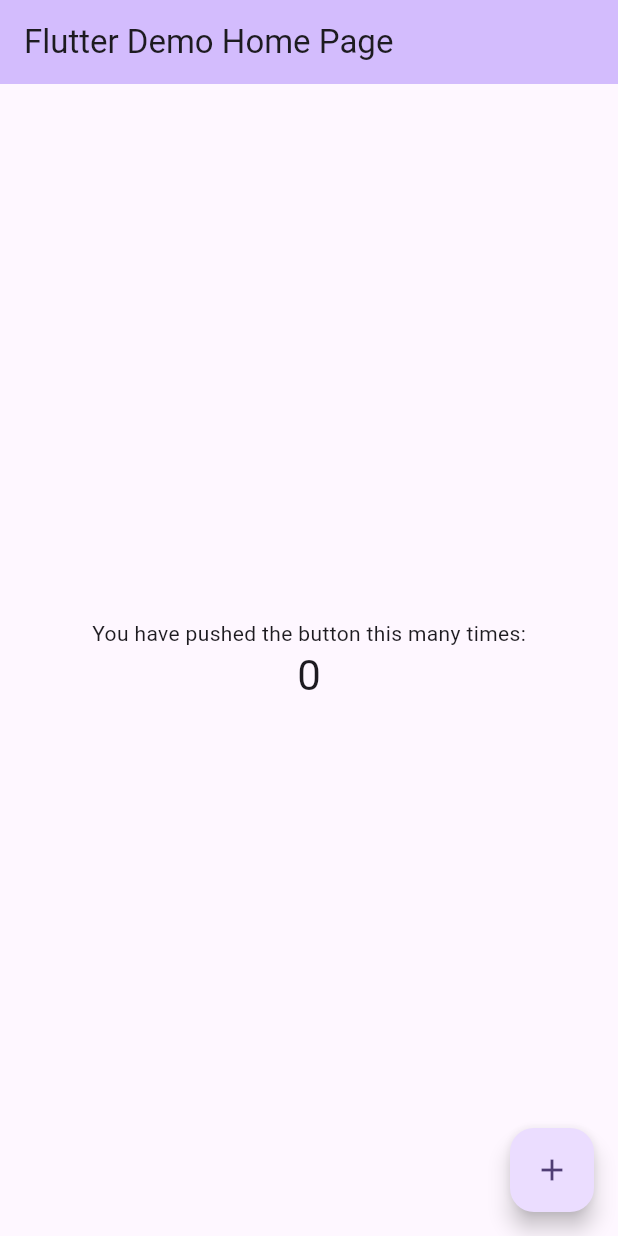
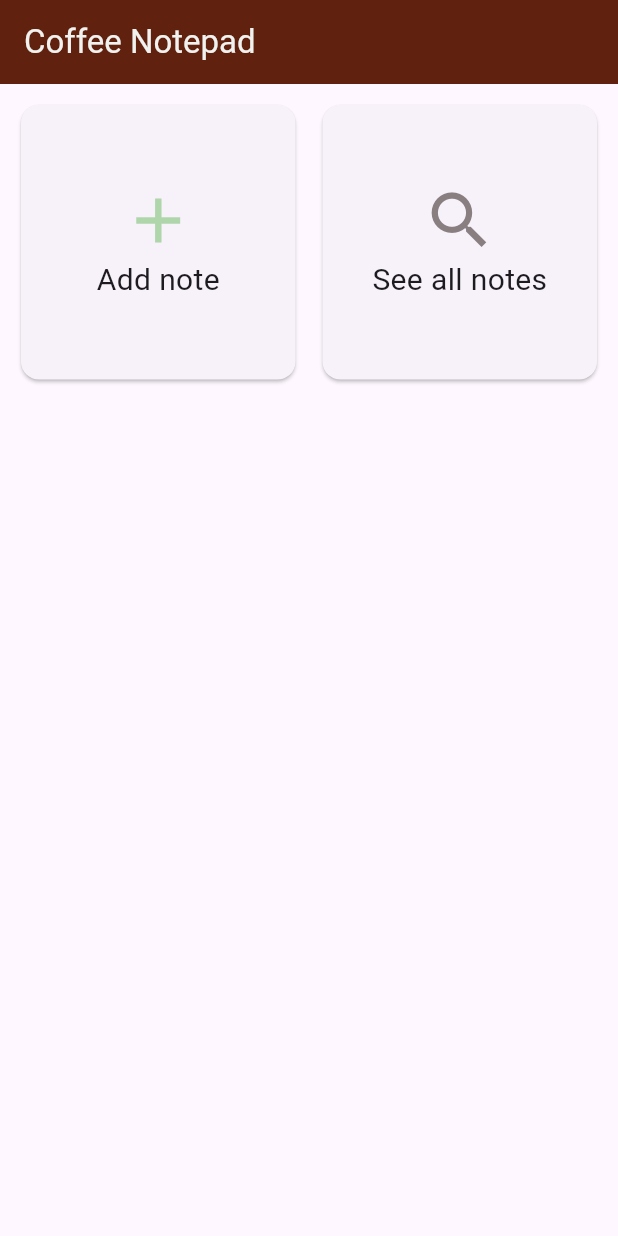
Before and after one commit to Pflipper55/CoffeeNote, a Flutter app: the screen it shows after launch, on a phone screen of 412 x 824 dp. Run offline on Flutter 3.47's test engine with Material 3 defaults, Android fonts, the light colour scheme and no system bars.

Commit message:
Buttons :D

```diff
--- /dev/null
+++ b/coffee_note/lib/helpers/color_helper.dart
@@ -0,0 +1,7 @@
+import 'package:flutter/material.dart';
+
+Color getPrimaryColor() => Color.fromARGB(255, 97, 33, 15);
+Color getSecondaryColor() => Color.fromARGB(255, 175, 213, 170);
+Color getWhiteSmoke() => Color.fromARGB(255, 240, 242, 239);
+Color getErrorColor() => Color.fromARGB(255, 255, 111, 89);
+Color getTaupeGray() => Color.fromARGB(255, 137, 127, 128);
--- a/coffee_note/lib/main.dart
+++ b/coffee_note/lib/main.dart
@@ -1,3 +1,4 @@
+import 'package:coffee_note/pages/home_page/home_page.dart';
 import 'package:flutter/material.dart';
 
 void main() {
@@ -11,115 +12,8 @@
   @override
   Widget build(BuildContext context) {
     return MaterialApp(
-      title: 'Flutter Demo',
-      theme: ThemeData(
-        // This is the theme of your application.
-        //
-        // TRY THIS: Try running your application with "flutter run". You'll see
-        // the application has a purple toolbar. Then, without quitting the app,
-        // try changing the seedColor in the colorScheme below to Colors.green
-        // and then invoke "hot reload" (save your changes or press the "hot
-        // reload" button in a Flutter-supported IDE, or press "r" if you used
-        // the command line to start the app).
-        //
-        // Notice that the counter didn't reset back to zero; the application
-        // state is not lost during the reload. To reset the state, use hot
-        // restart instead.
-        //
-        // This works for code too, not just values: Most code changes can be
-        // tested with just a hot reload.
-        colorScheme: ColorScheme.fromSeed(seedColor: Colors.deepPurple),
-        useMaterial3: true,
-      ),
-      home: const MyHomePage(title: 'Flutter Demo Home Page'),
+      title: 'Coffee Notepad',
+      home: const HomePage(title: 'Coffee Notepad'),
     );
   }
 }
-
-class MyHomePage extends StatefulWidget {
-  const MyHomePage({super.key, required this.title});
-
-  // This widget is the home page of your application. It is stateful, meaning
-  // that it has a State object (defined below) that contains fields that affect
-  // how it looks.
-
-  // This class is the configuration for the state. It holds the values (in this
-  // case the title) provided by the parent (in this case the App widget) and
-  // used by the build method of the State. Fields in a Widget subclass are
-  // always marked "final".
-
-  final String title;
-
-  @override
-  State<MyHomePage> createState() => _MyHomePageState();
-}
-
-class _MyHomePageState extends State<MyHomePage> {
-  int _counter = 0;
-
-  void _incrementCounter() {
-    setState(() {
-      // This call to setState tells the Flutter framework that something has
-      // changed in this State, which causes it to rerun the build method below
-      // so that the display can reflect the updated values. If we changed
-      // _counter without calling setState(), then the build method would not be
-      // called again, and so nothing would appear to happen.
-      _counter++;
-    });
-  }
-
-  @override
-  Widget build(BuildContext context) {
-    // This method is rerun every time setState is called, for instance as done
-    // by the _incrementCounter method above.
-    //
-    // The Flutter framework has been optimized to make rerunning build methods
-    // fast, so that you can just rebuild anything that needs updating rather
-    // than having to individually change instances of widgets.
-    return Scaffold(
-      appBar: AppBar(
-        // TRY THIS: Try changing the color here to a specific color (to
-        // Colors.amber, perhaps?) and trigger a hot reload to see the AppBar
-        // change color while the other colors stay the same.
-        backgroundColor: Theme.of(context).colorScheme.inversePrimary,
-        // Here we take the value from the MyHomePage object that was created by
-        // the App.build method, and use it to set our appbar title.
-        title: Text(widget.title),
-      ),
-      body: Center(
-        // Center is a layout widget. It takes a single child and positions it
-        // in the middle of the parent.
-        child: Column(
-          // Column is also a layout widget. It takes a list of children and
-          // arranges them vertically. By default, it sizes itself to fit its
-          // children horizontally, and tries to be as tall as its parent.
-          //
-          // Column has various properties to control how it sizes itself and
-          // how it positions its children. Here we use mainAxisAlignment to
-          // center the children vertically; the main axis here is the vertical
-          // axis because Columns are vertical (the cross axis would be
-          // horizontal).
-          //
-          // TRY THIS: Invoke "debug painting" (choose the "Toggle Debug Paint"
-          // action in the IDE, or press "p" in the console), to see the
-          // wireframe for each widget.
-          mainAxisAlignment: MainAxisAlignment.center,
-          children: <Widget>[
-            const Text(
-              'You have pushed the button this many times:',
-            ),
-            Text(
-              '$_counter',
-              style: Theme.of(context).textTheme.headlineMedium,
-            ),
-          ],
-        ),
-      ),
-      floatingActionButton: FloatingActionButton(
-        onPressed: _incrementCounter,
-        tooltip: 'Increment',
-        child: const Icon(Icons.add),
-      ), // This trailing comma makes auto-formatting nicer for build methods.
-    );
-  }
-}
--- /dev/null
+++ b/coffee_note/lib/pages/home_page/home_page.dart
@@ -0,0 +1,72 @@
+import 'package:coffee_note/helpers/color_helper.dart';
+import 'package:flutter/material.dart';
+
+class HomePage extends StatefulWidget {
+  const HomePage({super.key, required this.title});
+
+  final String title;
+
+  @override
+  State<HomePage> createState() => _HomePageState();
+}
+
+class _HomePageState extends State<HomePage> {
+  @override
+  Widget build(BuildContext context) {
+    return Scaffold(
+      appBar: AppBar(
+        backgroundColor: getPrimaryColor(),
+        title: Text(
+          widget.title,
+          style: TextStyle(
+            color: getWhiteSmoke(),
+          ),
+        ),
+      ),
+      body: _homeGrid()
+    );
+  }
+
+  Widget _homeGrid() => GridView.count(
+    padding: EdgeInsets.all(10),
+    crossAxisCount: 2,
+    crossAxisSpacing: 10,
+    mainAxisSpacing: 10,
+    children: _buildGrid()
+  );
+
+  List<Widget> _buildGrid() => [
+    _buildCardButton(Icons.add, getSecondaryColor(), "Add note", _navigateToAddPage),
+    _buildCardButton(Icons.search, getTaupeGray(), "See all notes", _navigateToSearchPage),
+  ];
+
+  Widget _buildCardButton(IconData icon, Color iconColor, String iconText, void Function() tapFunction)
+    => GestureDetector(
+      onTap: tapFunction,
+      child: Card(
+        child: Column(
+          mainAxisAlignment: MainAxisAlignment.center,
+          children: [
+            Icon(
+              icon,
+              color: iconColor,
+              size: 50,
+            ),
+            Text(
+              iconText,
+              style: TextStyle(
+                fontSize: 20
+              ),
+            )
+          ],
+        ),
+      )
+    );
+
+
+  void _navigateToAddPage() {
+  }
+
+  void _navigateToSearchPage() {
+  }
+}
```
Also changed, not shown: 2 other files.
